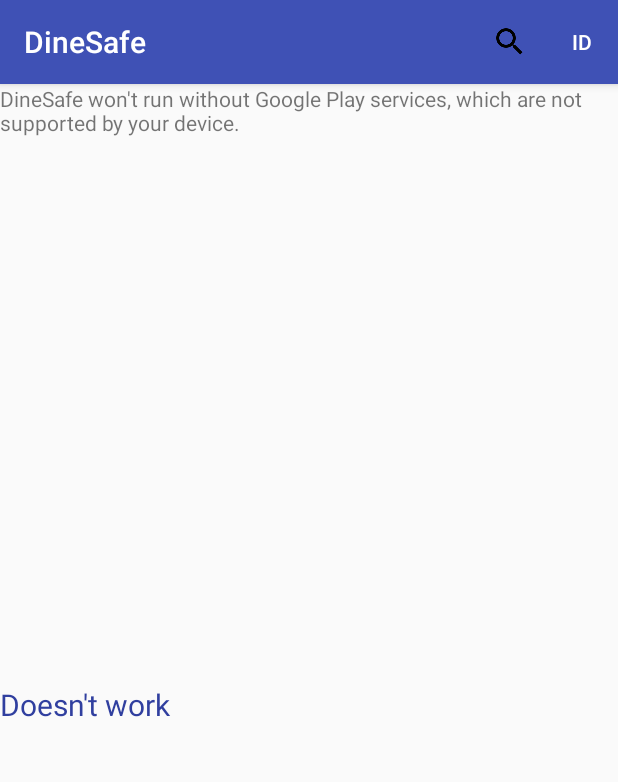
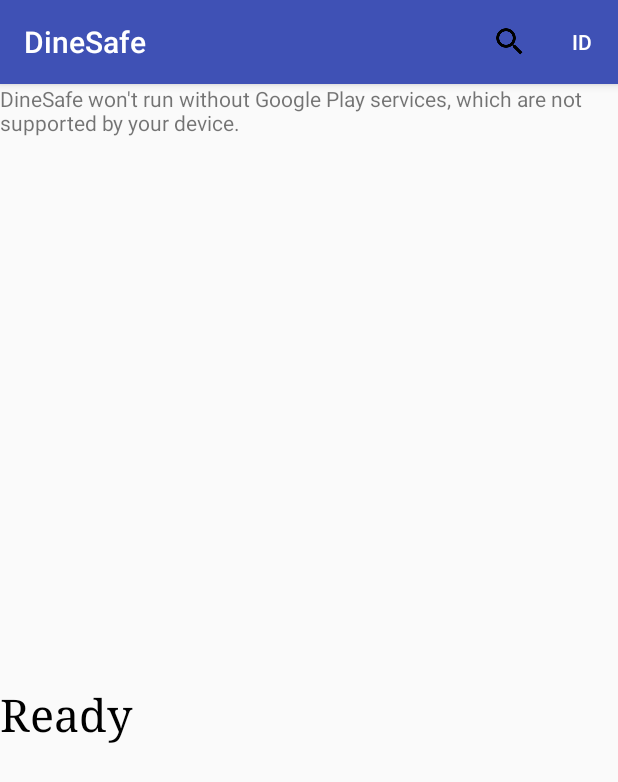
Before and after one commit to SQUASHer42/dinesafe, an Android app: the screen it shows after launch (MainActivity), on a phone screen of 412 x 824 dp. Shown: the top 782 px of the screen. Run offline under Robolectric (Android 15) with nearby library versions, the phone set to English and light mode, and no system bars; libraries missing offline, so code that uses them is left out: com.cloudant.client.

Commit message:
Easier to read and more!

```diff
--- a/app/build.gradle
+++ b/app/build.gradle
@@ -5,8 +5,8 @@ android {
     buildToolsVersion "25.0.0"
     defaultConfig {
         applicationId "com.example.joshhan.dinesafe"
-        minSdkVersion 18
-        targetSdkVersion 24
+        minSdkVersion 21
+        targetSdkVersion 22
         versionCode 1
         versionName "1.0"
         resValue "string", "google_maps_key",
@@ -32,10 +32,10 @@ dependencies {
     })
     compile group: 'com.cloudant', name: 'cloudant-client', version: '2.9.0'
     compile group: 'com.squareup.okhttp3', name: 'okhttp-urlconnection', version: '3.4.2'
+    compile group: 'com.cloudant', name: 'cloudant-sync-datastore-android', version: 'latest.release'
     compile 'com.google.android.gms:play-services-location:9.0.1'
     compile 'com.android.support:appcompat-v7:24.2.1'
     compile 'com.android.support.constraint:constraint-layout:1.0.2'
     compile 'com.google.android.gms:play-services-maps:9.0.1'
     testCompile 'junit:junit:4.12'
-    compile group: 'com.cloudant', name: 'cloudant-sync-datastore-android', version:'latest.release'
 }
--- a/app/src/main/AndroidManifest.xml
+++ b/app/src/main/AndroidManifest.xml
@@ -25,10 +25,11 @@
             android:name="android.app.default_searchable"
             android:value=".Search" />
 
-        <activity android:name=".MainActivity">
+        <activity
+            android:name=".MainActivity"
+            android:launchMode="singleTop">
             <intent-filter>
                 <action android:name="android.intent.action.MAIN" />
-
                 <category android:name="android.intent.category.LAUNCHER" />
             </intent-filter>
         </activity>
--- /dev/null
+++ b/app/src/main/res/drawable/closed.xml
@@ -0,0 +1,13 @@
+<?xml version="1.0" encoding="utf-8"?>
+<shape xmlns:android="http://schemas.android.com/apk/res/android" android:shape="rectangle" >
+    <solid android:color="#FFB6030C" />
+    <stroke android:width="5dip" android:color="#a3a3a3" />
+    <corners
+        android:radius="10dp" />
+    <padding
+        android:left="10dp"
+        android:top="10dp"
+        android:right="10dp"
+        android:bottom="10dp" />
+
+</shape>
--- /dev/null
+++ b/app/src/main/res/drawable/conditional.xml
@@ -0,0 +1,13 @@
+<?xml version="1.0" encoding="utf-8"?>
+<shape xmlns:android="http://schemas.android.com/apk/res/android" android:shape="rectangle" >
+    <solid android:color="#dac100" />
+    <stroke android:width="5dip" android:color="#a3a3a3" />
+    <corners
+        android:radius="10dp" />
+    <padding
+        android:left="10dp"
+        android:top="10dp"
+        android:right="10dp"
+        android:bottom="10dp" />
+
+</shape>
--- /dev/null
+++ b/app/src/main/res/drawable/pass.xml
@@ -0,0 +1,13 @@
+<?xml version="1.0" encoding="utf-8"?>
+<shape xmlns:android="http://schemas.android.com/apk/res/android" android:shape="rectangle" >
+    <solid android:color="#3acc6f" />
+    <stroke android:width="5dip" android:color="#a3a3a3" />
+    <corners
+        android:radius="10dp" />
+    <padding
+        android:left="10dp"
+        android:top="10dp"
+        android:right="10dp"
+        android:bottom="10dp" />
+
+</shape>
--- a/app/src/main/res/layout/activity_main.xml
+++ b/app/src/main/res/layout/activity_main.xml
@@ -13,13 +13,50 @@
         android:layout_height="400sp"
         tools:context="com.example.mapwithmarker.MapsMarkerActivity" />
 
-    <TextView
+    <LinearLayout
         android:layout_width="match_parent"
         android:layout_height="wrap_content"
-        android:textSize="20sp"
-        android:text="@string/test"
-        android:textColor="@color/colorPrimaryDark"
-        android:id="@+id/coordinates"/>
+        android:orientation="horizontal">
+        <LinearLayout
+            android:layout_width="wrap_content"
+            android:layout_height="wrap_content"
+            android:orientation="vertical">
+            <TextView
+                android:layout_width="wrap_content"
+                android:layout_height="wrap_content"
+                android:textSize="30sp"
+                android:textColor="@color/black"
+                android:fontFamily="serif"
+                android:text="@string/test"
+                android:id="@+id/name"/>
+            <TextView
+                android:layout_width="match_parent"
+                android:layout_height="wrap_content"
+                android:textSize="20sp"
+                android:textColor="@color/black"
+                android:id="@+id/coordinates"/>
+        </LinearLayout>
+        <TextView
+            android:layout_width="wrap_content"
+            android:layout_height="wrap_content"
+            android:layout_gravity="center"
+            android:textSize="20sp"
+            android:textColor="@color/black"
+            android:textAlignment="center"
+            android:id="@+id/pass"/>
+    </LinearLayout>
+
+    <LinearLayout
+        android:layout_width="match_parent"
+        android:layout_height="wrap_content"
+        android:orientation="horizontal">
+        <TextView
+            android:layout_width="wrap_content"
+            android:layout_height="wrap_content"
+            android:textSize="20sp"
+            android:textColor="@color/black"
+            android:id="@+id/comment"/>
+    </LinearLayout>
 
     <ScrollView
         android:layout_width="match_parent"
--- a/app/src/main/res/values/colors.xml
+++ b/app/src/main/res/values/colors.xml
@@ -1,6 +1,7 @@
 <?xml version="1.0" encoding="utf-8"?>
 <resources>
     <color name="colorPrimary">#3F51B5</color>
-    <color name="colorPrimaryDark">#303F9F</color>
+    <color name="colorPrimaryDark">#151c48</color>
     <color name="colorAccent">#FF4081</color>
+    <color name="black">#000000</color>
 </resources>
--- a/app/src/main/res/values/strings.xml
+++ b/app/src/main/res/values/strings.xml
@@ -1,7 +1,7 @@
 <resources>
     <string name="app_name">DineSafe</string>
     <string name="search_hint">Search for locations</string>
-    <string name="test">Doesn\'t work</string>
+    <string name="test">Doesn\'t work    </string>
     <string name="search_title">Search</string>
     <string name="title_activity_maps">Map</string>
 
```
Also changed, not shown: app/src/main/java/com/example/joshhan/dinesafe/MainActivity.java (+75 -30 lines), app/src/main/java/com/example/joshhan/dinesafe/Review.java (+31 -0 lines), app/src/main/java/com/example/joshhan/dinesafe/Search.java (+22 -10 lines).
